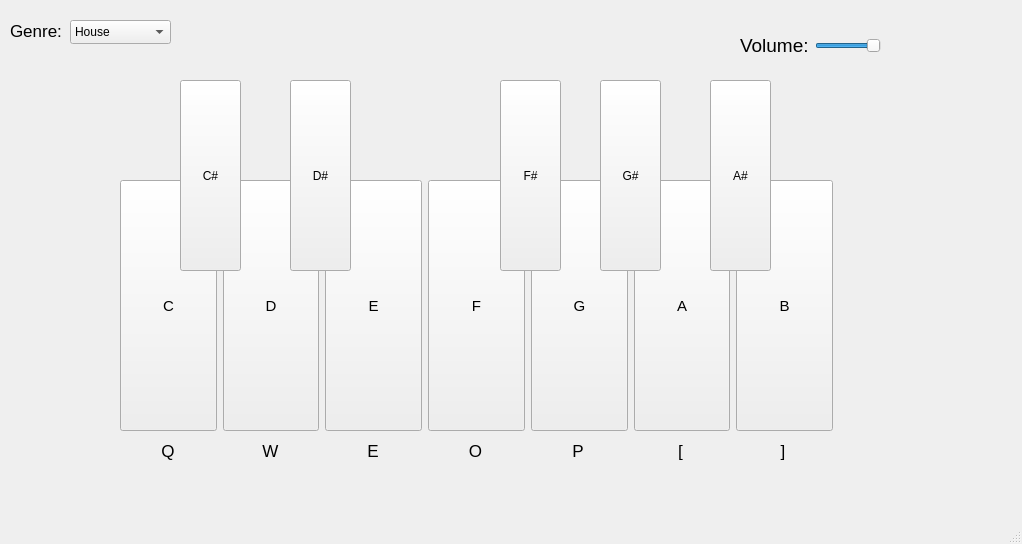
bembek7/DigitalPiano, file mainwindow.ui: the form before one commit.
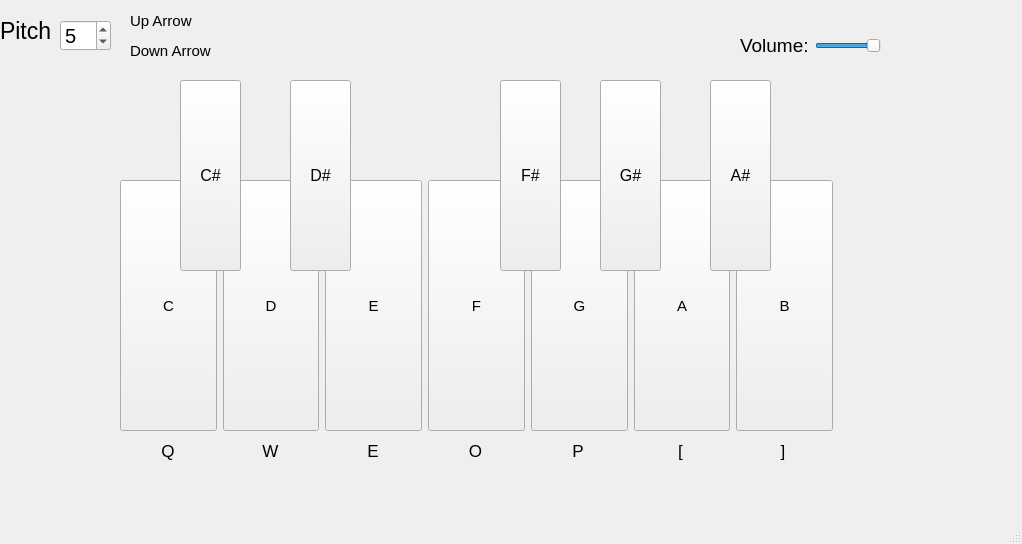
The form after the commit.

Commit message: Changed genre feature to pitch, implemented changing pitch.

```diff
--- a/mainwindow.ui
+++ b/mainwindow.ui
@@ -10,6 +10,11 @@
     <height>544</height>
    </rect>
   </property>
+  <property name="font">
+   <font>
+    <pointsize>12</pointsize>
+   </font>
+  </property>
   <property name="windowTitle">
    <string>MainWindow</string>
   </property>
@@ -388,30 +393,10 @@
      </item>
     </layout>
    </widget>
-   <widget class="QComboBox" name="comboBox">
-    <property name="geometry">
-     <rect>
-      <x>70</x>
-      <y>20</y>
-      <width>101</width>
-      <height>24</height>
-     </rect>
-    </property>
-    <item>
-     <property name="text">
-      <string>House</string>
-     </property>
-    </item>
-    <item>
-     <property name="text">
-      <string>Disco</string>
-     </property>
-    </item>
-   </widget>
    <widget class="QLabel" name="label_9">
     <property name="geometry">
      <rect>
-      <x>10</x>
+      <x>0</x>
       <y>20</y>
       <width>51</width>
       <height>21</height>
@@ -419,11 +404,74 @@
     </property>
     <property name="font">
      <font>
-      <pointsize>13</pointsize>
+      <pointsize>17</pointsize>
      </font>
     </property>
     <property name="text">
-     <string>Genre:</string>
+     <string>Pitch:</string>
+    </property>
+   </widget>
+   <widget class="QSpinBox" name="PitchChoose">
+    <property name="geometry">
+     <rect>
+      <x>60</x>
+      <y>20</y>
+      <width>51</width>
+      <height>31</height>
+     </rect>
+    </property>
+    <property name="font">
+     <font>
+      <pointsize>15</pointsize>
+     </font>
+    </property>
+    <property name="correctionMode">
+     <enum>QAbstractSpinBox::CorrectToNearestValue</enum>
+    </property>
+    <property name="minimum">
+     <number>1</number>
+    </property>
+    <property name="maximum">
+     <number>6</number>
+    </property>
+    <property name="value">
+     <number>5</number>
+    </property>
+   </widget>
+   <widget class="QLabel" name="label_10">
+    <property name="geometry">
+     <rect>
+      <x>130</x>
+      <y>10</y>
+      <width>71</width>
+      <height>21</height>
+     </rect>
+    </property>
+    <property name="font">
+     <font>
+      <pointsize>11</pointsize>
+     </font>
+    </property>
+    <property name="text">
+     <string>Up Arrow</string>
+    </property>
+   </widget>
+   <widget class="QLabel" name="label_11">
+    <property name="geometry">
+     <rect>
+      <x>130</x>
+      <y>40</y>
+      <width>91</width>
+      <height>21</height>
+     </rect>
+    </property>
+    <property name="font">
+     <font>
+      <pointsize>11</pointsize>
+     </font>
+    </property>
+    <property name="text">
+     <string>Down Arrow</string>
     </property>
    </widget>
   </widget>
```
Left out of the diff: 2 changed lines with no effect on the pictures. The commit also changes 77 other files.
